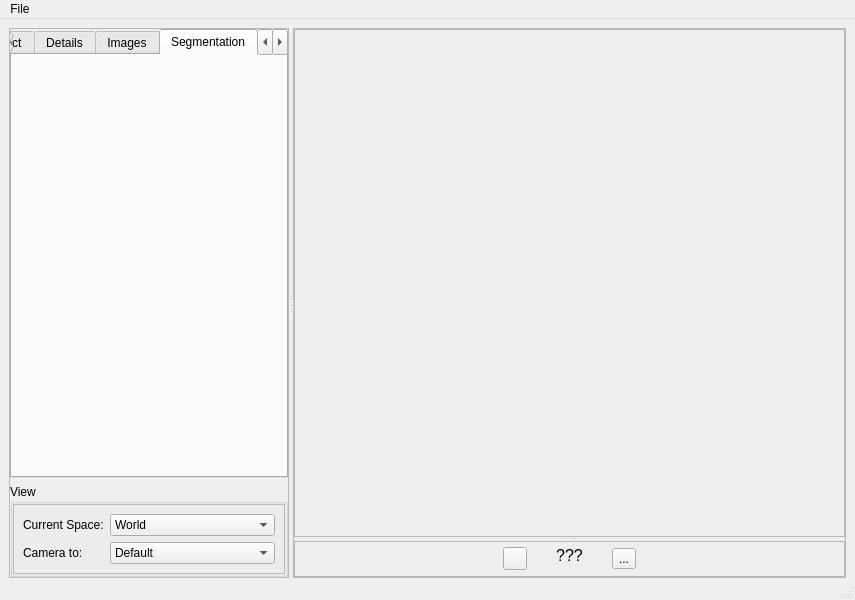
First picture: the form in braviz/interaction/qt_guis/subject_overview.ui, repository diego0020/braviz-app, before the edit.
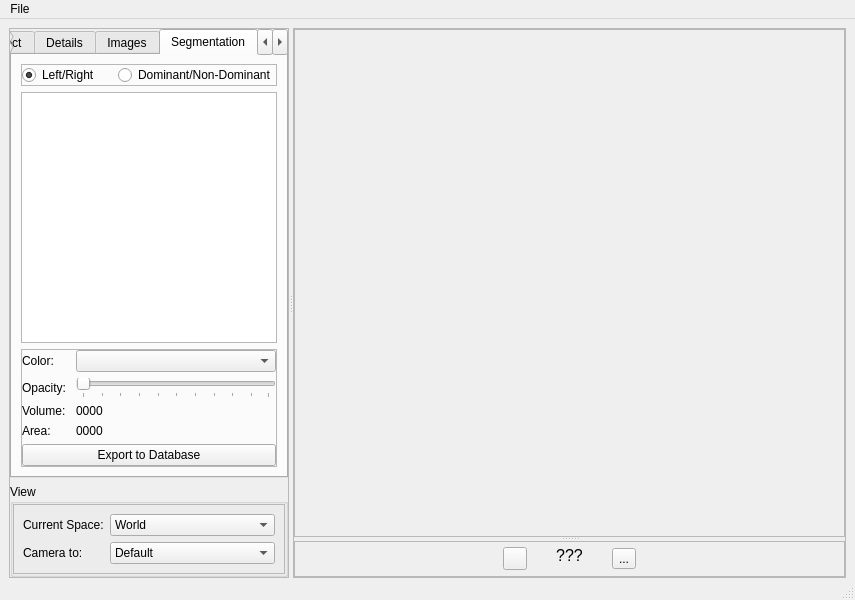
Second picture: the form after the edit. The open tabs and pages were chosen to show the change. Icons and pictures are not drawn.

Commit message: working structures tree

```diff
--- a/braviz/interaction/qt_guis/subject_overview.ui
+++ b/braviz/interaction/qt_guis/subject_overview.ui
@@ -464,6 +464,168 @@
            <attribute name="title">
             <string>Segmentation</string>
            </attribute>
+           <layout class="QVBoxLayout" name="verticalLayout_7">
+            <item>
+             <widget class="QFrame" name="frame_4">
+              <property name="frameShape">
+               <enum>QFrame::StyledPanel</enum>
+              </property>
+              <property name="frameShadow">
+               <enum>QFrame::Raised</enum>
+              </property>
+              <layout class="QHBoxLayout" name="horizontalLayout_3">
+               <property name="leftMargin">
+                <number>0</number>
+               </property>
+               <property name="topMargin">
+                <number>0</number>
+               </property>
+               <property name="rightMargin">
+                <number>0</number>
+               </property>
+               <property name="bottomMargin">
+                <number>0</number>
+               </property>
+               <item>
+                <widget class="QRadioButton" name="radioButton_2">
+                 <property name="text">
+                  <string>Left/Right</string>
+                 </property>
+                 <property name="checked">
+                  <bool>true</bool>
+                 </property>
+                </widget>
+               </item>
+               <item>
+                <widget class="QRadioButton" name="radioButton">
+                 <property name="text">
+                  <string>Dominant/Non-Dominant</string>
+                 </property>
+                </widget>
+               </item>
+              </layout>
+             </widget>
+            </item>
+            <item>
+             <widget class="QTreeView" name="structures_tree">
+              <property name="alternatingRowColors">
+               <bool>true</bool>
+              </property>
+              <property name="selectionMode">
+               <enum>QAbstractItemView::NoSelection</enum>
+              </property>
+              <property name="indentation">
+               <number>10</number>
+              </property>
+              <property name="uniformRowHeights">
+               <bool>true</bool>
+              </property>
+              <property name="animated">
+               <bool>true</bool>
+              </property>
+              <property name="headerHidden">
+               <bool>true</bool>
+              </property>
+             </widget>
+            </item>
+            <item>
+             <widget class="QFrame" name="frame_5">
+              <property name="frameShape">
+               <enum>QFrame::StyledPanel</enum>
+              </property>
+              <property name="frameShadow">
+               <enum>QFrame::Raised</enum>
+              </property>
+              <layout class="QFormLayout" name="formLayout_2">
+               <property name="fieldGrowthPolicy">
+                <enum>QFormLayout::AllNonFixedFieldsGrow</enum>
+               </property>
+               <property name="leftMargin">
+                <number>0</number>
+               </property>
+               <property name="topMargin">
+                <number>0</number>
+               </property>
+               <property name="rightMargin">
+                <number>0</number>
+               </property>
+               <property name="bottomMargin">
+                <number>0</number>
+               </property>
+               <item row="0" column="0">
+                <widget class="QLabel" name="label_2">
+                 <property name="text">
+                  <string>Color:</string>
+                 </property>
+                </widget>
+               </item>
+               <item row="0" column="1">
+                <widget class="QComboBox" name="comboBox"/>
+               </item>
+               <item row="1" column="0">
+                <widget class="QLabel" name="label_5">
+                 <property name="text">
+                  <string>Opacity: </string>
+                 </property>
+                </widget>
+               </item>
+               <item row="1" column="1">
+                <widget class="QSlider" name="horizontalSlider">
+                 <property name="tracking">
+                  <bool>false</bool>
+                 </property>
+                 <property name="orientation">
+                  <enum>Qt::Horizontal</enum>
+                 </property>
+                 <property name="tickPosition">
+                  <enum>QSlider::TicksBelow</enum>
+                 </property>
+                </widget>
+               </item>
+               <item row="2" column="0">
+                <widget class="QLabel" name="label_6">
+                 <property name="text">
+                  <string>Volume:</string>
+                 </property>
+                </widget>
+               </item>
+               <item row="2" column="1">
+                <widget class="QLabel" name="label_8">
+                 <property name="text">
+                  <string>0000</string>
+                 </property>
+                </widget>
+               </item>
+               <item row="3" column="0">
+                <widget class="QLabel" name="label_7">
+                 <property name="text">
+                  <string>Area:</string>
+                 </property>
+                </widget>
+               </item>
+               <item row="3" column="1">
+                <widget class="QLabel" name="label_9">
+                 <property name="text">
+                  <string>0000</string>
+                 </property>
+                </widget>
+               </item>
+               <item row="4" column="0" colspan="2">
+                <widget class="QPushButton" name="export_segmentation_to_db">
+                 <property name="text">
+                  <string>Export to Database</string>
+                 </property>
+                </widget>
+               </item>
+              </layout>
+             </widget>
+            </item>
+           </layout>
+          </widget>
+          <widget class="QWidget" name="tab_4">
+           <attribute name="title">
+            <string>Surfaces</string>
+           </attribute>
           </widget>
           <widget class="QWidget" name="tab_2">
            <attribute name="title">
```
Left out of the diff: 142 changed lines with no effect on the pictures. The commit also changes 10 other files.
